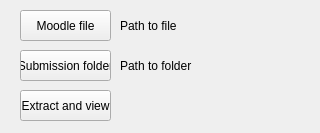
Before: the Qt Designer form Miscellaneous/Designer_Files/moodle_window.ui in DanPalmarin/PyAutoMark, drawn with Qt 5.
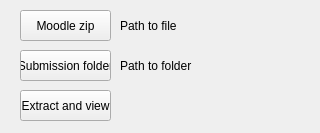
After: the same form once the commit is applied.

What changed in the file:
```diff
--- a/Miscellaneous/Designer_Files/moodle_window.ui
+++ b/Miscellaneous/Designer_Files/moodle_window.ui
@@ -23,7 +23,7 @@
     </rect>
    </property>
    <property name="text">
-    <string>Moodle file</string>
+    <string>Moodle zip</string>
    </property>
   </widget>
   <widget class="QPushButton" name="win2button3">
```
